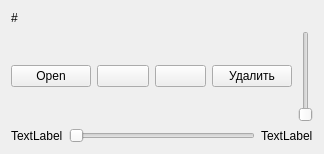
The window that AwardCeremony/soundplayer.ui (BarsukAlexey/xelarogi) describes before a commit, drawn with Qt 5.
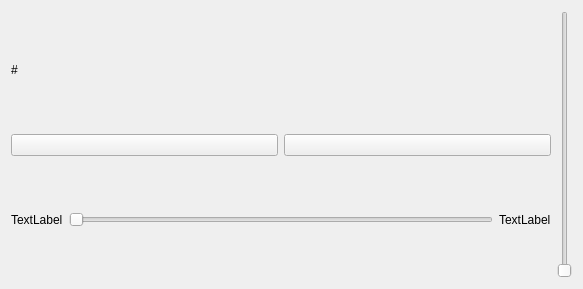
The same window after the commit.

The edit to the form file:
```diff
--- a/AwardCeremony/soundplayer.ui
+++ b/AwardCeremony/soundplayer.ui
@@ -6,8 +6,8 @@
    <rect>
     <x>0</x>
     <y>0</y>
-    <width>324</width>
-    <height>154</height>
+    <width>583</width>
+    <height>289</height>
    </rect>
   </property>
   <property name="windowTitle">
@@ -19,13 +19,6 @@
   <layout class="QGridLayout" name="gridLayout">
    <item row="1" column="0">
     <layout class="QHBoxLayout" name="horizontalLayout">
-     <item>
-      <widget class="QPushButton" name="pushButtonOpen">
-       <property name="text">
-        <string>Open</string>
-       </property>
-      </widget>
-     </item>
      <item>
       <widget class="QPushButton" name="pushButtonPlay">
        <property name="text">
@@ -40,22 +33,15 @@
        </property>
       </widget>
      </item>
-     <item>
-      <widget class="QPushButton" name="pushButtonDelete">
-       <property name="text">
-        <string>Удалить</string>
-       </property>
-      </widget>
-     </item>
-     <item>
-      <widget class="QSlider" name="sliderVolume">
-       <property name="orientation">
-        <enum>Qt::Vertical</enum>
-       </property>
-      </widget>
-     </item>
     </layout>
    </item>
+   <item row="0" column="0">
+    <widget class="QLabel" name="labelPath">
+     <property name="text">
+      <string>#</string>
+     </property>
+    </widget>
+   </item>
    <item row="2" column="0">
     <layout class="QHBoxLayout" name="horizontalLayout_2">
      <item>
@@ -81,10 +67,10 @@
      </item>
     </layout>
    </item>
-   <item row="0" column="0">
-    <widget class="QLabel" name="labelPath">
-     <property name="text">
-      <string>#</string>
+   <item row="0" column="1" rowspan="3">
+    <widget class="QSlider" name="sliderVolume">
+     <property name="orientation">
+      <enum>Qt::Vertical</enum>
      </property>
     </widget>
    </item>
```
